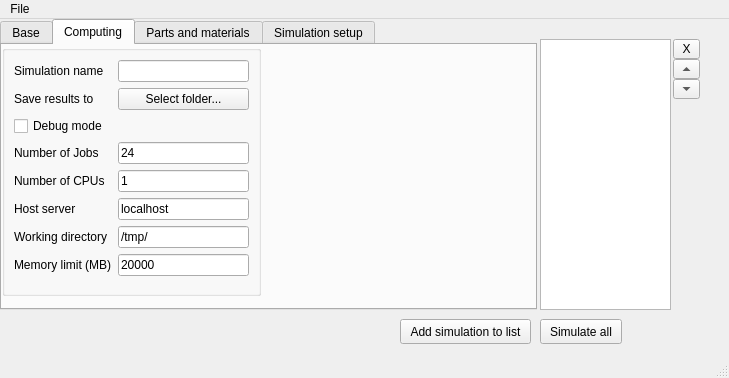
Old version of the form src/MultiSleeperModel/DevFiles/App/GUI.ui in the repository jcugnoni-heig/RailTrackModellingToolbox.
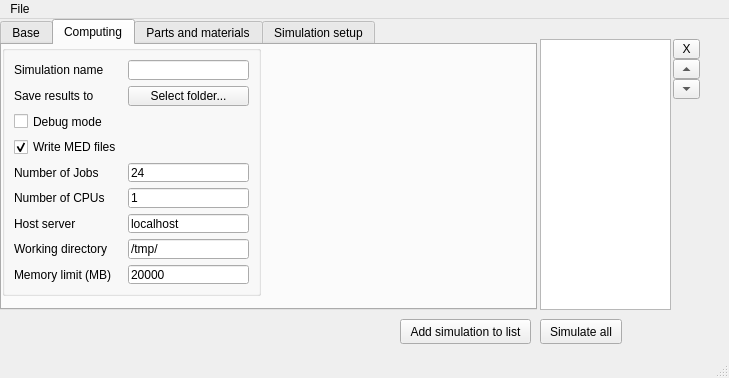
New version of the form. The open tabs and pages were chosen to show the change.

```diff
--- a/src/MultiSleeperModel/DevFiles/App/GUI.ui
+++ b/src/MultiSleeperModel/DevFiles/App/GUI.ui
@@ -279,14 +279,21 @@
        <string/>
       </property>
       <layout class="QGridLayout" name="gridLayout">
-       <item row="7" column="0">
+       <item row="6" column="0">
+        <widget class="QLabel" name="label_4">
+         <property name="text">
+          <string>Host server</string>
+         </property>
+        </widget>
+       </item>
+       <item row="8" column="0">
         <widget class="QLabel" name="label_6">
          <property name="text">
           <string>Memory limit (MB)</string>
          </property>
         </widget>
        </item>
-       <item row="6" column="1">
+       <item row="7" column="1">
         <widget class="QLineEdit" name="txt_repTrav">
          <property name="toolTip">
           <string>&lt;html&gt;&lt;head/&gt;&lt;body&gt;&lt;p&gt;Temporary folder where all files necessary for the simulation are copied to.&lt;/p&gt;&lt;/body&gt;&lt;/html&gt;</string>
@@ -296,35 +303,21 @@
          </property>
         </widget>
        </item>
-       <item row="5" column="0">
-        <widget class="QLabel" name="label_4">
-         <property name="text">
-          <string>Host server</string>
-         </property>
-        </widget>
-       </item>
-       <item row="5" column="1">
+       <item row="6" column="1">
         <widget class="QLineEdit" name="txt_host">
          <property name="text">
           <string>localhost</string>
          </property>
         </widget>
        </item>
-       <item row="6" column="0">
-        <widget class="QLabel" name="label_5">
+       <item row="0" column="0">
+        <widget class="QLabel" name="label">
          <property name="text">
-          <string>Working directory</string>
+          <string>Simulation name</string>
          </property>
         </widget>
        </item>
-       <item row="4" column="0">
-        <widget class="QLabel" name="label_3">
-         <property name="text">
-          <string>Number of CPUs</string>
-         </property>
-        </widget>
-       </item>
-       <item row="4" column="1">
+       <item row="5" column="1">
         <widget class="QLineEdit" name="txt_nCPUs">
          <property name="toolTip">
           <string>&lt;html&gt;&lt;head/&gt;&lt;body&gt;&lt;p&gt;Number of CPUs used per job (=frequency band).&lt;/p&gt;&lt;/body&gt;&lt;/html&gt;</string>
@@ -334,6 +327,13 @@
          </property>
         </widget>
        </item>
+       <item row="7" column="0">
+        <widget class="QLabel" name="label_5">
+         <property name="text">
+          <string>Working directory</string>
+         </property>
+        </widget>
+       </item>
        <item row="1" column="0">
         <widget class="QLabel" name="label_2">
          <property name="text">
@@ -341,10 +341,20 @@
          </property>
         </widget>
        </item>
-       <item row="0" column="0">
-        <widget class="QLabel" name="label">
+       <item row="5" column="0">
+        <widget class="QLabel" name="label_3">
          <property name="text">
-          <string>Simulation name</string>
+          <string>Number of CPUs</string>
+         </property>
+        </widget>
+       </item>
+       <item row="4" column="1">
+        <widget class="QLineEdit" name="txt_nJobs">
+         <property name="toolTip">
+          <string>&lt;html&gt;&lt;head/&gt;&lt;body&gt;&lt;p&gt;Number of bands dividing the frequency range and running simulateously. It has an impact on Rayleigh's damping approximation. See doc.&lt;/p&gt;&lt;/body&gt;&lt;/html&gt;</string>
+         </property>
+         <property name="text">
+          <string>24</string>
          </property>
         </widget>
        </item>
@@ -355,31 +365,14 @@
          </property>
         </widget>
        </item>
-       <item row="1" column="1">
-        <widget class="QPushButton" name="btn_simuDir">
-         <property name="text">
-          <string>Select folder...</string>
-         </property>
-        </widget>
-       </item>
-       <item row="3" column="0">
+       <item row="4" column="0">
         <widget class="QLabel" name="label_8">
          <property name="text">
           <string>Number of Jobs</string>
          </property>
         </widget>
        </item>
-       <item row="3" column="1">
-        <widget class="QLineEdit" name="txt_nJobs">
-         <property name="toolTip">
-          <string>&lt;html&gt;&lt;head/&gt;&lt;body&gt;&lt;p&gt;Number of bands dividing the frequency range and running simulateously. It has an impact on Rayleigh's damping approximation. See doc.&lt;/p&gt;&lt;/body&gt;&lt;/html&gt;</string>
-         </property>
-         <property name="text">
-          <string>24</string>
-         </property>
-        </widget>
-       </item>
-       <item row="7" column="1">
+       <item row="8" column="1">
         <widget class="QLineEdit" name="txt_memLimit">
          <property name="toolTip">
           <string>&lt;html&gt;&lt;head/&gt;&lt;body&gt;&lt;p&gt;RAM necessary for the simulation per job (=frequenc band). A typical simulation with 400 modes, 18 sleepers, 6 frequencies per job and 9 acoustic points needs about 5000MB. The default value is 20000MB to make sure the simulation runs properly.&lt;/p&gt;&lt;/body&gt;&lt;/html&gt;</string>
@@ -389,6 +382,13 @@
          </property>
         </widget>
        </item>
+       <item row="1" column="1">
+        <widget class="QPushButton" name="btn_simuDir">
+         <property name="text">
+          <string>Select folder...</string>
+         </property>
+        </widget>
+       </item>
        <item row="2" column="0">
         <widget class="QCheckBox" name="cb_debugPh2">
          <property name="enabled">
@@ -402,6 +402,22 @@
          </property>
         </widget>
        </item>
+       <item row="3" column="0">
+        <widget class="QCheckBox" name="cb_writeMED">
+         <property name="enabled">
+          <bool>true</bool>
+         </property>
+         <property name="toolTip">
+          <string>MED files are useful to visualize results in ParaView. Creating them can take a lot of time for longer tracks, and they may take a lot of memory space.</string>
+         </property>
+         <property name="text">
+          <string>Write MED files</string>
+         </property>
+         <property name="checked">
+          <bool>true</bool>
+         </property>
+        </widget>
+       </item>
       </layout>
      </widget>
     </widget>
@@ -778,7 +794,7 @@
          <widget class="QLineEdit" name="txt_stiffX">
           <property name="geometry">
            <rect>
-            <x>140</x>
+            <x>150</x>
             <y>10</y>
             <width>111</width>
             <height>20</height>
@@ -807,7 +823,7 @@
          <widget class="QLineEdit" name="txt_stiffY">
           <property name="geometry">
            <rect>
-            <x>140</x>
+            <x>150</x>
             <y>40</y>
             <width>113</width>
             <height>20</height>
@@ -836,7 +852,7 @@
          <widget class="QLineEdit" name="txt_stiffZ">
           <property name="geometry">
            <rect>
-            <x>140</x>
+            <x>150</x>
             <y>70</y>
             <width>113</width>
             <height>20</height>
@@ -891,7 +907,7 @@
          <widget class="QLineEdit" name="txt_dampZ">
           <property name="geometry">
            <rect>
-            <x>140</x>
+            <x>150</x>
             <y>160</y>
             <width>113</width>
             <height>20</height>
@@ -907,7 +923,7 @@
          <widget class="QLineEdit" name="txt_dampX">
           <property name="geometry">
            <rect>
-            <x>140</x>
+            <x>150</x>
             <y>100</y>
             <width>111</width>
             <height>20</height>
@@ -923,7 +939,7 @@
          <widget class="QLineEdit" name="txt_dampY">
           <property name="geometry">
            <rect>
-            <x>140</x>
+            <x>150</x>
             <y>130</y>
             <width>113</width>
             <height>20</height>
```
